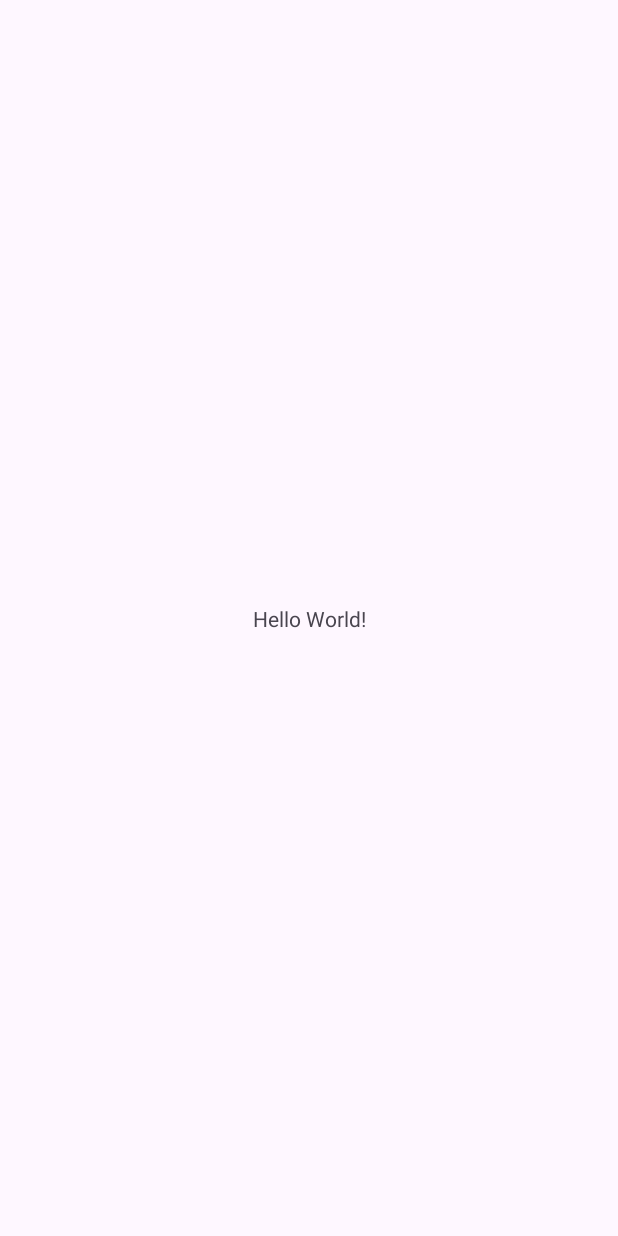
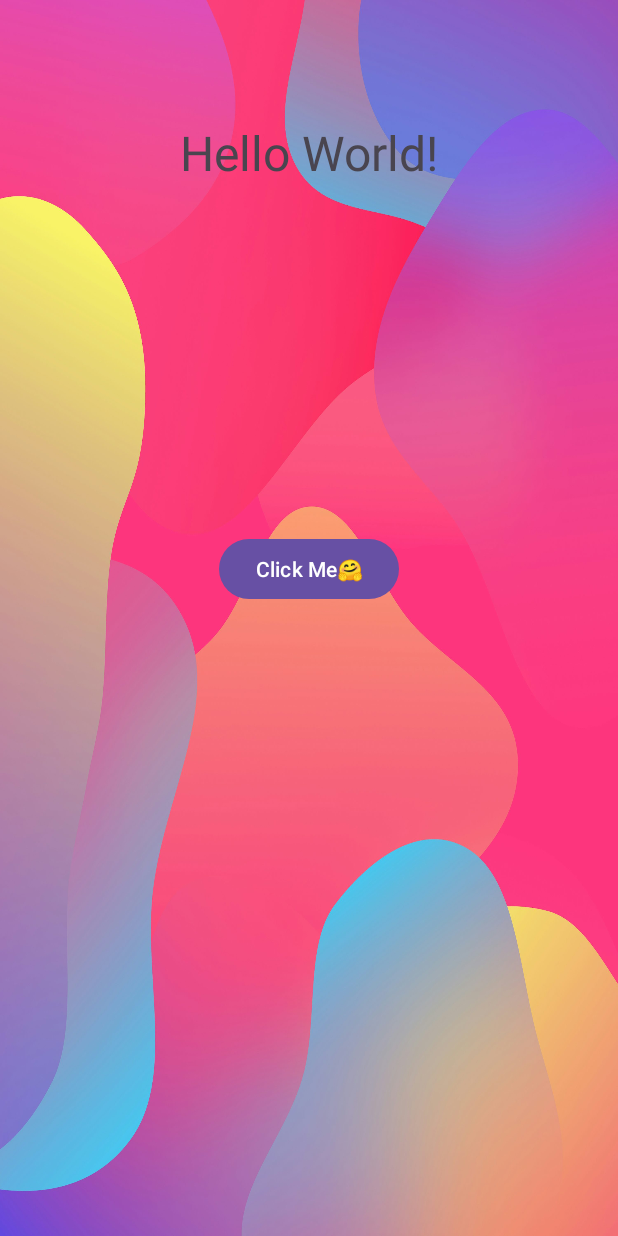
Before and after one commit to GirlAfro/HelloWorld, an Android app: the screen it shows after launch (MainActivity), on a phone screen of 412 x 824 dp. Before the commit the screen is almost empty. Run offline under Robolectric (Android 15) with nearby library versions, the phone set to English and light mode, and no system bars.

Commit message:
wallpaper,btnChangeText & tvChangeText

```diff
--- a/app/src/main/res/layout/activity_main.xml
+++ b/app/src/main/res/layout/activity_main.xml
@@ -5,15 +5,30 @@
     android:id="@+id/main"
     android:layout_width="match_parent"
     android:layout_height="match_parent"
+    android:background="@drawable/wallpaper"
     tools:context=".MainActivity">
 
     <TextView
+        android:id="@+id/tvChangeText"
         android:layout_width="wrap_content"
         android:layout_height="wrap_content"
+        android:layout_marginTop="80dp"
         android:text="Hello World!"
-        app:layout_constraintBottom_toBottomOf="parent"
+        android:textSize="32sp"
         app:layout_constraintEnd_toEndOf="parent"
+        app:layout_constraintHorizontal_bias="0.502"
         app:layout_constraintStart_toStartOf="parent"
         app:layout_constraintTop_toTopOf="parent" />
 
+    <Button
+        android:id="@+id/btnChangeText"
+        android:layout_width="wrap_content"
+        android:layout_height="wrap_content"
+        android:layout_marginTop="232dp"
+        android:text="Click Me🤗"
+        app:layout_constraintEnd_toEndOf="@+id/tvChangeText"
+        app:layout_constraintHorizontal_bias="0.49"
+        app:layout_constraintStart_toStartOf="@+id/tvChangeText"
+        app:layout_constraintTop_toBottomOf="@+id/tvChangeText" />
+
 </androidx.constraintlayout.widget.ConstraintLayout>
```
Also changed, not shown: app/src/main/res/drawable/wallpaper.jpeg (added).
